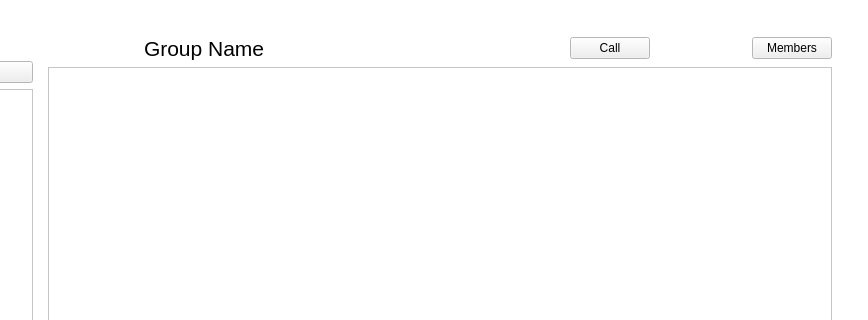
Before: the Qt Designer form client/mainwindow.ui in constantin1215/Scaip, drawn with Qt 5; both pictures show x 332 to 1200 and y 0 to 320 of the 1200 by 700 pixel window.
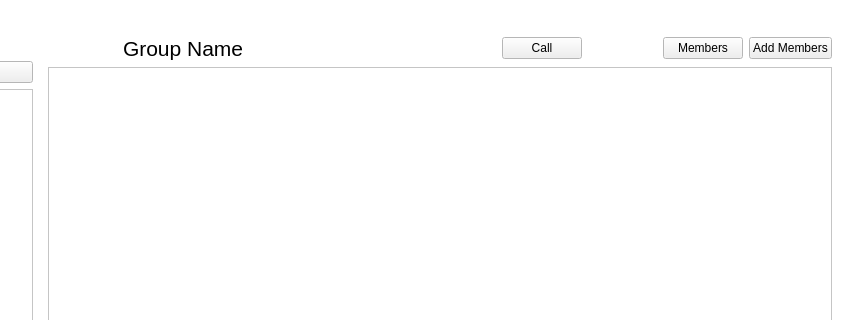
After: the same form once the commit is applied. The open tabs and pages were chosen to show the change.

```diff
--- a/client/mainwindow.ui
+++ b/client/mainwindow.ui
@@ -2031,6 +2031,13 @@
                           </property>
                          </widget>
                         </item>
+                        <item>
+                         <widget class="QLabel" name="hiddenRole">
+                          <property name="text">
+                           <string/>
+                          </property>
+                         </widget>
+                        </item>
                         <item>
                          <spacer name="horizontalSpacer_86">
                           <property name="orientation">
@@ -2097,6 +2104,13 @@
                           </property>
                          </widget>
                         </item>
+                        <item>
+                         <widget class="QPushButton" name="addMembersButton">
+                          <property name="text">
+                           <string>Add Members</string>
+                          </property>
+                         </widget>
+                        </item>
                        </layout>
                       </item>
                       <item>
```
